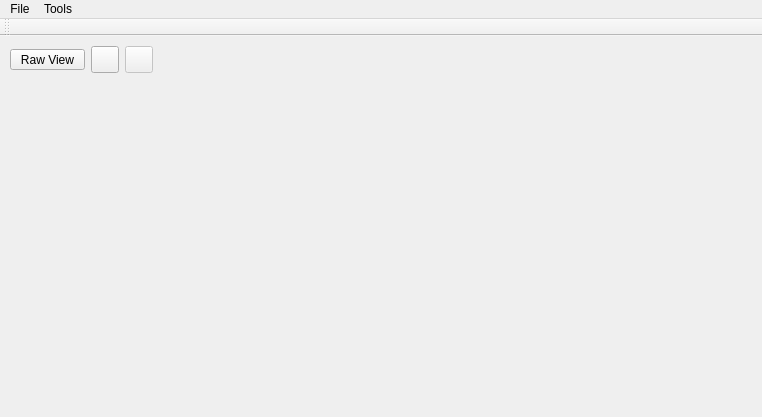
First picture: the form in src/UI/Presenter/LooseChangePresenter.ui, repository gojoe262/LooseChange, before the edit.
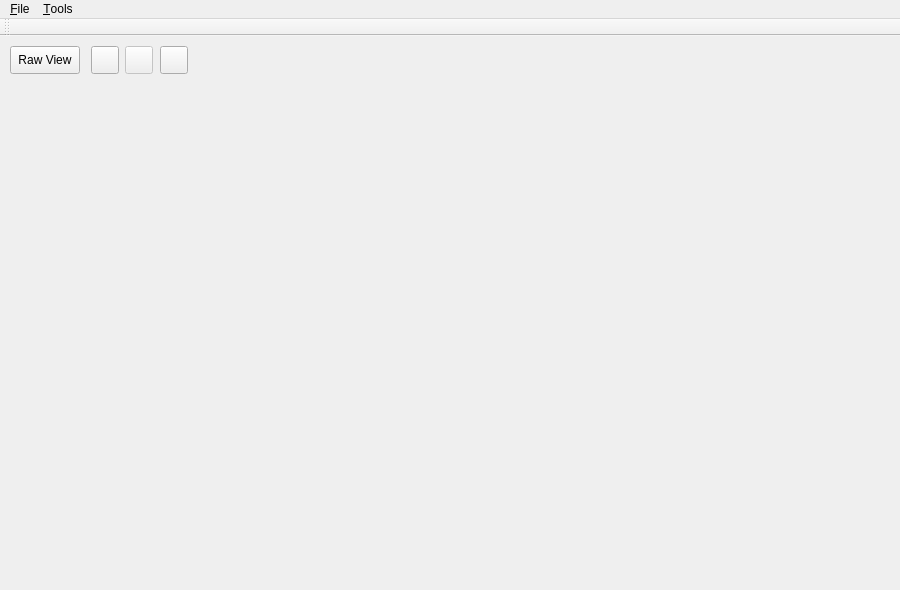
Second picture: the form after the edit. Icons and pictures are not drawn.

Commit message:
Ability to add transactions from the main LooseChange presenter implemented. Added a dialog box that pops up.
https://trello.com/c/YQuV9KG4

What changed in the file:
```diff
--- a/src/UI/Presenter/LooseChangePresenter.ui
+++ b/src/UI/Presenter/LooseChangePresenter.ui
@@ -6,8 +6,8 @@
    <rect>
     <x>0</x>
     <y>0</y>
-    <width>762</width>
-    <height>417</height>
+    <width>900</width>
+    <height>590</height>
    </rect>
   </property>
   <property name="windowTitle">
@@ -20,7 +20,7 @@
       <x>91</x>
       <y>10</y>
       <width>28</width>
-      <height>27</height>
+      <height>28</height>
      </rect>
     </property>
     <property name="text">
@@ -41,9 +41,9 @@
     <property name="geometry">
      <rect>
       <x>10</x>
-      <y>13</y>
-      <width>75</width>
-      <height>21</height>
+      <y>10</y>
+      <width>70</width>
+      <height>28</height>
      </rect>
     </property>
     <property name="text">
@@ -59,7 +59,7 @@
       <x>125</x>
       <y>10</y>
       <width>28</width>
-      <height>27</height>
+      <height>28</height>
      </rect>
     </property>
     <property name="text">
@@ -76,6 +76,26 @@
      </size>
     </property>
    </widget>
+   <widget class="QToolButton" name="toolButtonAddTransaction">
+    <property name="geometry">
+     <rect>
+      <x>160</x>
+      <y>10</y>
+      <width>28</width>
+      <height>28</height>
+     </rect>
+    </property>
+    <property name="toolTip">
+     <string>Add Transaction [Ctrl+A]</string>
+    </property>
+    <property name="text">
+     <string/>
+    </property>
+    <property name="icon">
+     <iconset resource="../Icons/Icons.qrc">
+      <normaloff>:/PlusIcon.png</normaloff>:/PlusIcon.png</iconset>
+    </property>
+   </widget>
   </widget>
   <widget class="QToolBar" name="mainToolBar">
    <property name="contextMenuPolicy">
@@ -99,13 +119,13 @@
     <rect>
      <x>0</x>
      <y>0</y>
-     <width>762</width>
-     <height>19</height>
+     <width>900</width>
+     <height>20</height>
     </rect>
    </property>
    <widget class="QMenu" name="menuFile">
     <property name="title">
-     <string>File</string>
+     <string>&amp;File</string>
     </property>
     <addaction name="actionOpen"/>
     <addaction name="actionSave"/>
@@ -114,7 +134,7 @@
    </widget>
    <widget class="QMenu" name="menuTools">
     <property name="title">
-     <string>Tools</string>
+     <string>&amp;Tools</string>
     </property>
     <addaction name="actionEdit_Categories"/>
    </widget>
```
Left out of the diff: 18 changed lines with no effect on the pictures. The commit also changes 20 other files.
